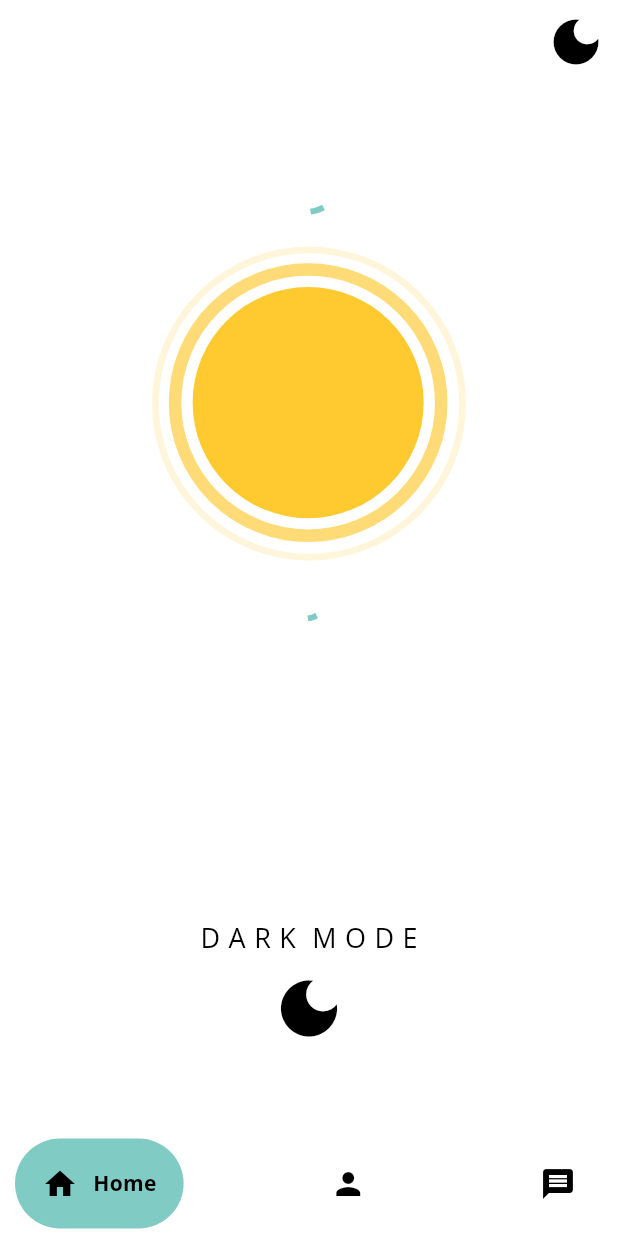
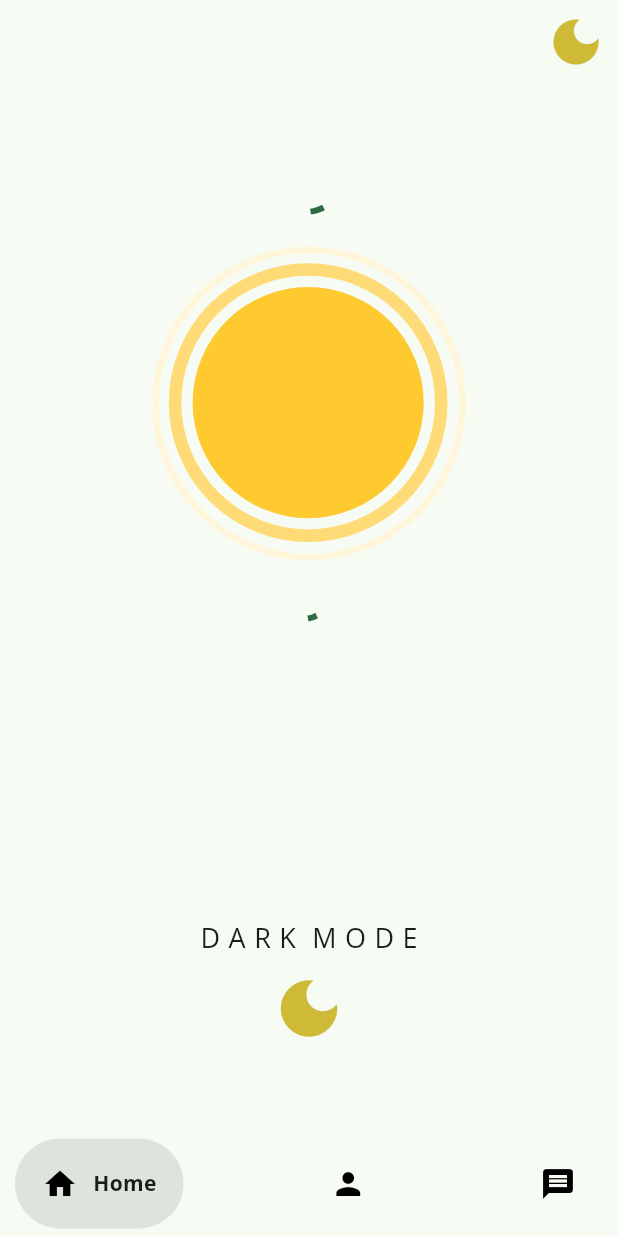
Before and after one commit to browsfer/My-responsive-portfolio, a Flutter app: the screen it shows after launch, on a phone screen of 412 x 824 dp. Run offline on Flutter 3.47's test engine with Material 3 defaults, Android fonts, the phone set to English and light mode, and no system bars; drawn by our look-alikes of google_nav_bar; our stand-ins replace geocoding, geolocator, lottie, shared_preferences.

Commit message:
implementing material design 3 theme

```diff
--- a/lib/constants/constants.dart
+++ b/lib/constants/constants.dart
@@ -13,5 +13,5 @@ Icon lightIcon = const Icon(
 );
 Icon darkIcon = const Icon(
   Icons.dark_mode_sharp,
-  color: Colors.black,
+  color: Color.fromARGB(255, 206, 186, 55),
 );
--- a/lib/theme/theme.dart
+++ b/lib/theme/theme.dart
@@ -7,16 +7,37 @@ ThemeData lightTheme = ThemeData(
   brightness: Brightness.light,
 
   //Colors scheme
-  colorScheme: ColorScheme.light(
-    primary: Colors.teal[200]!,
-    background: Colors.white,
-    secondary: Colors.black,
-  ),
-
-  //AppBar theme
-  appBarTheme: AppBarTheme(
-    backgroundColor: Colors.grey[800],
-    foregroundColor: Colors.white,
+  colorScheme: const ColorScheme.light(
+    brightness: Brightness.light,
+    primary: Color(4281363010),
+    surfaceTint: Color(4281363010),
+    onPrimary: Color(4294967295),
+    primaryContainer: Color(4289982911),
+    onPrimaryContainer: Color(4278198541),
+    secondary: Color(4283458387),
+    onSecondary: Color(4294967295),
+    secondaryContainer: Color(4292012243),
+    onSecondaryContainer: Color(4279050002),
+    tertiary: Color(4282017134),
+    onTertiary: Color(4294967295),
+    tertiaryContainer: Color(4290702070),
+    onTertiaryContainer: Color(4278198053),
+    error: Color(4290386458),
+    onError: Color(4294967295),
+    errorContainer: Color(4294957782),
+    onErrorContainer: Color(4282449922),
+    background: Color(4294376435),
+    onBackground: Color(4279770392),
+    surface: Color(4294376435),
+    onSurface: Color(4279770392),
+    surfaceVariant: Color(4292732378),
+    onSurfaceVariant: Color(4282468673),
+    outline: Color(4285626737),
+    outlineVariant: Color(4290890175),
+    shadow: Color(4278190080),
+    scrim: Color(4278190080),
+    inverseSurface: Color(4281152045),
+    inversePrimary: Color(4288140709),
   ),
 
   //Text Theme
@@ -32,14 +53,37 @@ ThemeData darkTheme = ThemeData(
   brightness: Brightness.dark,
 
   //Colors scheme
-  colorScheme: ColorScheme.dark(
-    primary: Colors.teal[800]!,
-    background: Colors.grey[800]!,
-    secondary: Colors.grey[500]!,
-  ),
-  appBarTheme: const AppBarTheme(
-    foregroundColor: Colors.white,
-    backgroundColor: Color(0xFF212121),
+  colorScheme: const ColorScheme.dark(
+    brightness: Brightness.dark,
+    primary: Color(4288140709),
+    surfaceTint: Color(4288140709),
+    onPrimary: Color(4278204698),
+    primaryContainer: Color(4279587116),
+    onPrimaryContainer: Color(4289982911),
+    secondary: Color(4290170040),
+    onSecondary: Color(4280431910),
+    secondaryContainer: Color(4281879356),
+    onSecondaryContainer: Color(4292012243),
+    tertiary: Color(4288859865),
+    onTertiary: Color(4278269503),
+    tertiaryContainer: Color(4280307030),
+    onTertiaryContainer: Color(4290702070),
+    error: Color(4294948011),
+    onError: Color(4285071365),
+    errorContainer: Color(4287823882),
+    onErrorContainer: Color(4294957782),
+    background: Color(4279244048),
+    onBackground: Color(4292863196),
+    surface: Color(4279244048),
+    onSurface: Color(4292863196),
+    surfaceVariant: Color(4282468673),
+    onSurfaceVariant: Color(4290890175),
+    outline: Color(4287337354),
+    outlineVariant: Color(4282468673),
+    shadow: Color(4278190080),
+    scrim: Color(4278190080),
+    inverseSurface: Color(4292863196),
+    inversePrimary: Color(4281363010),
   ),
 
   //Text Theme
--- a/lib/utils/my_bottom_nav_bar.dart
+++ b/lib/utils/my_bottom_nav_bar.dart
@@ -20,7 +20,8 @@ class myBottomNavBar extends StatelessWidget {
       ),
       child: GNav(
         //Design of bottom navigation bar
-        tabBackgroundColor: Theme.of(context).colorScheme.primary,
+        tabBackgroundColor:
+            Theme.of(context).colorScheme.secondary.withOpacity(0.15),
         gap: 10,
         padding: const EdgeInsets.all(18),
 
--- a/lib/utils/my_drawer.dart
+++ b/lib/utils/my_drawer.dart
@@ -65,7 +65,7 @@ class MyDrawer extends StatelessWidget {
               ],
             ),
             const Spacer(),
-            MyButton(),
+            MyButton(iconSize: 40),
           ],
         ),
       ),
--- a/lib/utils/my_items_list.dart
+++ b/lib/utils/my_items_list.dart
@@ -11,7 +11,7 @@ class MyItemsList extends StatelessWidget {
         return Padding(
           padding: const EdgeInsets.all(8.0),
           child: Container(
-            color: Colors.deepPurple,
+            color: Colors.green[900],
             height: 80,
           ),
         );
```
